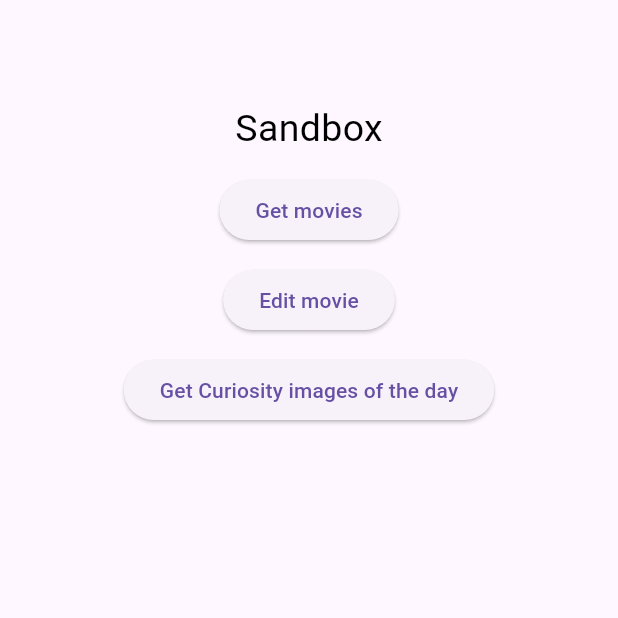
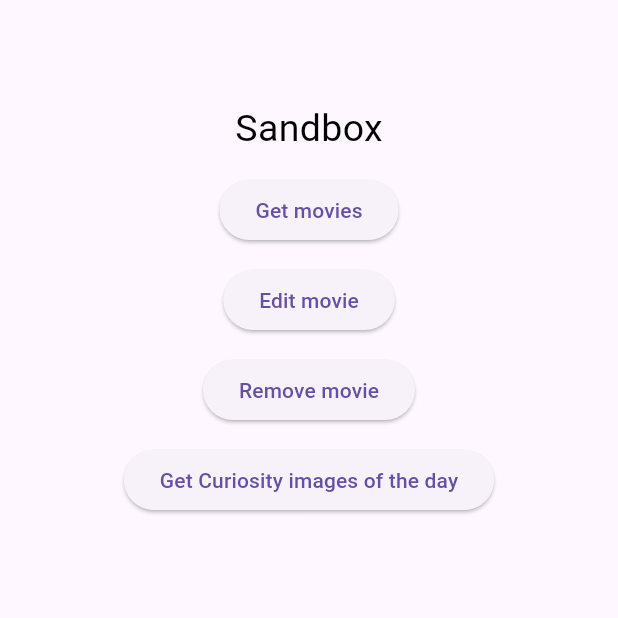
Before and after one commit to mancarius/corso-flutter-rest, a Flutter app: the screen it shows after launch, on a phone screen of 412 x 824 dp, the top half of it. Run offline on Flutter 3.47's test engine with Material 3 defaults, Android fonts, the phone set to English and light mode, and no system bars; our stand-ins replace cloud_firestore, firebase_core; accounts and stored records are empty.

Commit message:
feat: Add deleteMovie method to MovieRepository

```diff
--- a/lib/movie_repository.dart
+++ b/lib/movie_repository.dart
@@ -62,6 +62,12 @@ class MovieRepository {
     );
   }
 
+  Future<void> deleteMovie(Movie movie, String type) async {
+    CollectionReference movies = instance.collection(type);
+    // Call the user's CollectionReference to add a new movie
+    movies.doc(movie.id).delete();
+  }
+
   Future<List<Movie>> loadMovieJsonFromAssets(String filePath) async {
     String jsonString = await rootBundle.loadString(filePath);
     var cosa = jsonDecode(jsonString);
--- a/lib/sandbox.dart
+++ b/lib/sandbox.dart
@@ -35,7 +35,7 @@ class SandBox extends StatelessWidget {
             height: 12,
           ),
           ElevatedButton(
-            onPressed: () async {
+            onPressed: () {
               MovieRepository().editMovie(
                 const Movie(
                     id: '0HyYUcCNeFUZTrmSnJct',
@@ -46,6 +46,22 @@ class SandBox extends StatelessWidget {
               );
             },
             child: const Text('Edit movie'),
+          ),
+          const SizedBox(
+            height: 12,
+          ),
+          ElevatedButton(
+            onPressed: () {
+              MovieRepository().deleteMovie(
+                const Movie(
+                    id: '0HyYUcCNeFUZTrmSnJct',
+                    name: 'Gunshy',
+                    imageUrl:
+                        'http://cdn0.nflximg.net/images/4478/2254478.jpg'),
+                'movies',
+              );
+            },
+            child: const Text('Remove movie'),
           ),
           const SizedBox(
             height: 12,
```
